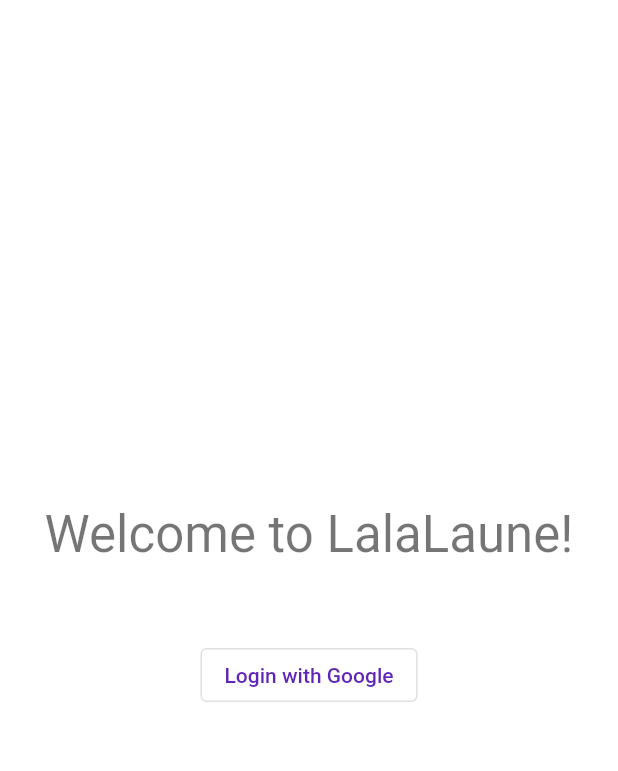
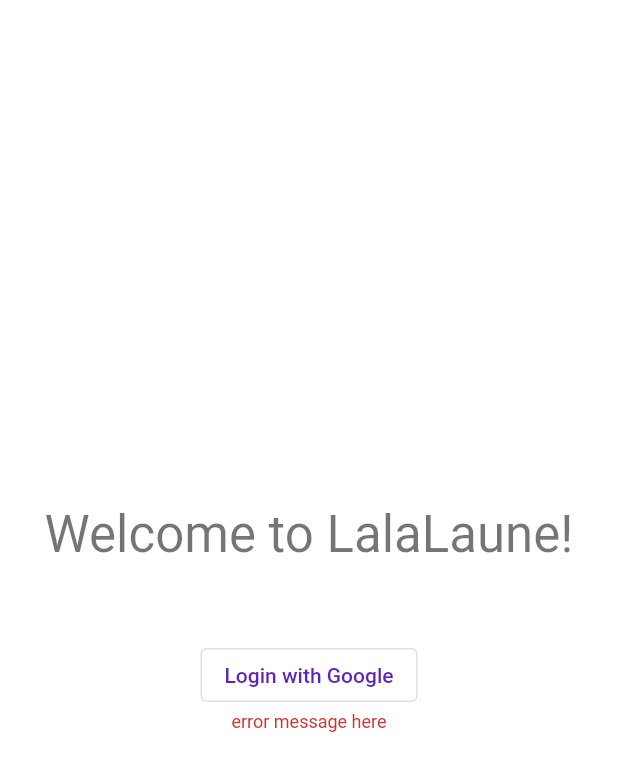
Before and after one commit to tasaquino/LalaLaune, a Flutter app: the screen it shows after launch, on a phone screen of 412 x 824 dp. Shown: the top 771 px of the screen. Run offline on Flutter 3.47's test engine with Material 2 defaults, Android fonts, the phone set to English and light mode, and no system bars; generated files the repository leaves out were written again.

```diff
--- a/analysis_options.yaml
+++ b/analysis_options.yaml
@@ -23,7 +23,8 @@ linter:
   # producing the lint.
   rules:
     # avoid_print: false  # Uncomment to disable the `avoid_print` rule
-    # prefer_single_quotes: true  # Uncomment to enable the `prefer_single_quotes` rule
+    prefer_single_quotes: true
+    provide_deprecation_message: false
 
 # Additional information about this file can be found at
 # https://dart.dev/guides/language/analysis-options
--- a/lib/feature/authentication/presentation/login_screen.dart
+++ b/lib/feature/authentication/presentation/login_screen.dart
@@ -11,8 +11,6 @@ class LoginScreen extends StatefulWidget {
 }
 
 class LoginScreenState extends State<LoginScreen> {
-  String _errorMessage = '';
-
   @override
   Widget build(BuildContext context) {
     return Scaffold(
@@ -34,10 +32,11 @@ class LoginScreenState extends State<LoginScreen> {
                     // TODO: implement login button
                   },
                   child: Text(AppLocalizations.of(context)!.googleLogin)),
-              Text(
-                _errorMessage,
-                style: Theme.of(context).textTheme.bodySmall,
-              ),
+              Text('error message here',
+                  style: Theme.of(context)
+                      .textTheme
+                      .bodySmall
+                      ?.copyWith(color: Theme.of(context).colorScheme.error)),
             ]),
       ),
     );
```
Also changed, not shown: 1 other file.
